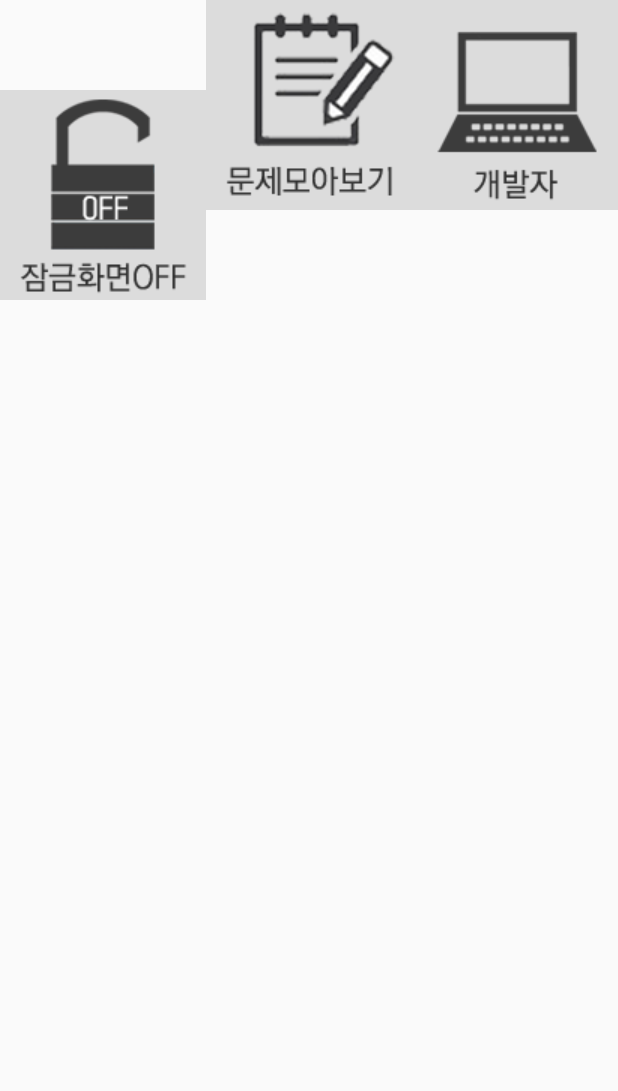
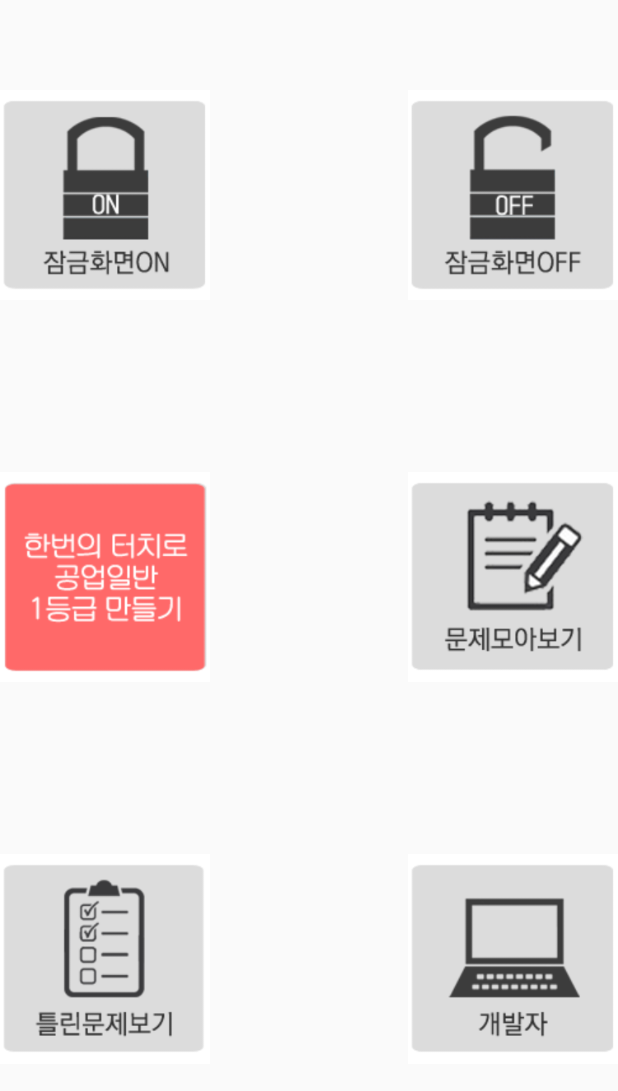
Before and after one commit to PronCan/TouchStudyRemake, an Android app: the layout activity_main.xml on its own in the app's theme, with its tools: preview values and no code run, on a phone screen of 412 x 824 dp. Shown: the top 1091 px of the screen. Run offline under Robolectric (Android 15) with nearby library versions, the phone set to English and light mode, and no system bars.

Commit message:
[Layout Fix] Fix buttons not showing in right position

```diff
--- a/app/src/main/res/layout/activity_main.xml
+++ b/app/src/main/res/layout/activity_main.xml
@@ -3,6 +3,7 @@
     xmlns:app="http://schemas.android.com/apk/res-auto"
     xmlns:tools="http://schemas.android.com/tools"
     android:layout_width="match_parent"
+    android:orientation="vertical"
     android:layout_height="match_parent"
     tools:context="org.iptime.proncan.touchstudyremake.MainActivity">
 
@@ -13,7 +14,7 @@
         android:layout_weight="1"
         android:paddingTop="20dp">
 
-        <ImageButton
+        <ImageView
             android:layout_width="140dp"
             android:layout_height="140dp"
             android:id="@+id/btn_start"
@@ -22,7 +23,7 @@
             android:layout_marginTop="40dp"
             android:layout_alignParentLeft="true" />
 
-        <ImageButton
+        <ImageView
             android:layout_width="140dp"
             android:layout_height="140dp"
             android:id="@+id/btn_stop"
@@ -39,17 +40,17 @@
         android:layout_height="wrap_content"
         android:layout_weight="1">
 
-        <ImageButton
+        <ImageView
             android:layout_width="140dp"
             android:layout_height="140dp"
-            android:id="@+id/imageButton"
+            android:id="@+id/ImageView"
             android:background="#ffffff"
             android:src="@drawable/bt_03"
             android:layout_alignParentTop="true"
             android:layout_alignParentLeft="true"
             android:layout_alignParentStart="true"/>
 
-        <ImageButton
+        <ImageView
             android:layout_width="140dp"
             android:layout_height="140dp"
             android:id="@+id/btn_questionList"
@@ -57,7 +58,7 @@
             android:src="@drawable/bt_04"
             android:longClickable="false"
             android:layout_alignParentRight="true"
-            android:layout_alignTop="@id/imageButton"/>
+            android:layout_alignTop="@id/ImageView"/>
 
 
     </RelativeLayout>
@@ -68,7 +69,7 @@
         android:layout_height="wrap_content"
         android:layout_weight="1">
 
-        <ImageButton
+        <ImageView
             android:layout_width="140dp"
             android:layout_height="140dp"
             android:id="@+id/btn_mistakesList"
@@ -78,7 +79,7 @@
             android:layout_alignParentLeft="true"
             android:layout_alignParentStart="true"/>
 
-        <ImageButton
+        <ImageView
             android:layout_width="140dp"
             android:layout_height="140dp"
             android:id="@+id/btn_credits"
```
